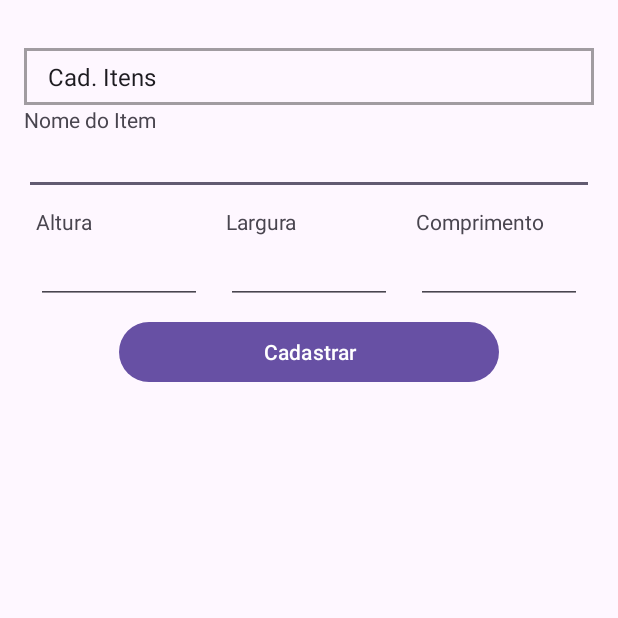
After one commit to ErickPaludo/Inbox, an Android app: the fragment CadastroFragment shown on its own in the app's theme, on a phone screen of 412 x 824 dp, the top half of it. The commit adds this screen. Run offline under Robolectric (Android 15) with nearby library versions, the phone set to English and light mode, and no system bars.

Commit message:
Cadastra caixas e Itens

```diff
--- /dev/null
+++ b/MyInboxFsg/app/src/main/java/com/pldprojects/myinboxfsg/Fragments/CadastroFragment.java
@@ -0,0 +1,137 @@
+package com.pldprojects.myinboxfsg.Fragments;
+
+import android.os.Bundle;
+
+import androidx.fragment.app.Fragment;
+
+import android.view.LayoutInflater;
+import android.view.View;
+import android.view.ViewGroup;
+import android.widget.AdapterView;
+import android.widget.ArrayAdapter;
+import android.widget.Button;
+import android.widget.EditText;
+import android.widget.LinearLayout;
+import android.widget.Spinner;
+
+import com.pldprojects.myinboxfsg.Fragments.Class.Util;
+import com.pldprojects.myinboxfsg.Models.Caixas;
+import com.pldprojects.myinboxfsg.Models.Itens;
+import com.pldprojects.myinboxfsg.R;
+
+import java.util.ArrayList;
+import java.util.Arrays;
+import java.util.List;
+
+public class CadastroFragment extends Fragment {
+    LinearLayout layoutPage;
+    LinearLayout layoutItem;
+    EditText editNomeItem;
+    EditText editTextAltura;
+    EditText editTextLargura;
+    EditText editTextComprimento;
+    Button buttonCad;
+    Spinner combo;
+    Util util = new Util();
+    Itens item;
+    Caixas caixas;
+
+    boolean typecad = true;
+
+    public CadastroFragment() {
+    }
+
+    @Override
+    public View onCreateView(LayoutInflater inflater, ViewGroup container, Bundle savedInstanceState) {
+        View view = inflater.inflate(R.layout.fragment_cadastro, container, false);
+        layoutPage = view.findViewById(R.id.layoutItens);
+        layoutItem = view.findViewById(R.id.layoutCampoItem);
+        editNomeItem = view.findViewById(R.id.editNomeItem);
+        editTextAltura = view.findViewById(R.id.editTextAltura);
+        editTextLargura = view.findViewById(R.id.editTextLargura);
+        editTextComprimento = view.findViewById(R.id.editTextComprimento);
+        buttonCad = view.findViewById(R.id.buttonCad);
+        combo = view.findViewById(R.id.combo);
+
+        List<String> itens = Arrays.asList("Cad. Itens", "Cad. Caixas");
+
+        ArrayAdapter<String> adapter = new ArrayAdapter<>(
+                requireContext(), // ou getContext()
+                android.R.layout.simple_spinner_item,
+                itens
+        );
+
+        combo.setAdapter(adapter);
+        combo.setOnItemSelectedListener(new AdapterView.OnItemSelectedListener() {
+            @Override
+            public void onItemSelected(AdapterView<?> parent, View view, int position, long id) {
+                String itemSelecionado = parent.getItemAtPosition(position).toString();
+                if (itemSelecionado.equals("Cad. Itens")) {
+                    typecad = true;
+                    LimpaTabela();
+                    layoutItem.setVisibility(View.VISIBLE);
+                } else {
+                    typecad = false;
+                    LimpaTabela();
+                    layoutItem.setVisibility(View.GONE);
+                }
+
+            }
+
+            @Override
+            public void onNothingSelected(AdapterView<?> parent) {
+                typecad = true;
+            }
+
+        });
+        buttonCad.setOnClickListener(new View.OnClickListener() {
+            @Override
+            public void onClick(View v) {
+                var listaValores = new ArrayList<String>();
+                if (typecad) {
+                    listaValores.add(editNomeItem.getText().toString());
+                }
+                listaValores.add(editTextAltura.getText().toString());
+                listaValores.add(editTextLargura.getText().toString());
+                listaValores.add(editTextComprimento.getText().toString());
+                boolean valida = util.Valida(listaValores);
+                if (valida) {
+                    if (typecad) {
+                        item = new Itens(editNomeItem.getText().toString(),
+                                Double.parseDouble(editTextAltura.getText().toString()),
+                                Double.parseDouble(editTextLargura.getText().toString()),
+                                Double.parseDouble(editTextComprimento.getText().toString()));
+                    } else {
+                        caixas = new Caixas(Double.parseDouble(editTextAltura.getText().toString()),
+                                Double.parseDouble(editTextLargura.getText().toString()),
+                                Double.parseDouble(editTextComprimento.getText().toString()));
+                    }
+                    CriaItemNatela();
+                }
+            }
+        });
+        return view;
+    }
+
+    private void CriaItemNatela() {
+        Button novoBotao = new Button(getContext());
+        novoBotao.setText(typecad ? item.toString() : caixas.toString());
+        novoBotao.setLayoutParams(new LinearLayout.LayoutParams(
+                LinearLayout.LayoutParams.MATCH_PARENT,
+                LinearLayout.LayoutParams.WRAP_CONTENT
+        ));
+        layoutPage.addView(novoBotao);
+        LimpaTela();
+    }
+
+    private void LimpaTela() {
+        editNomeItem.getText().clear();
+        editTextAltura.getText().clear();
+        editTextLargura.getText().clear();
+        editTextComprimento.getText().clear();
+    }
+
+    private void LimpaTabela() {
+        layoutPage.removeAllViews();
+    }
+}
--- /dev/null
+++ b/MyInboxFsg/app/src/main/res/drawable/spiner_bord.xml
@@ -0,0 +1,17 @@
+<!-- res/drawable/spinner_borda.xml -->
+<shape xmlns:android="http://schemas.android.com/apk/res/android"
+    android:shape="rectangle">
+
+    <solid android:color="@android:color/transparent" /> <!-- fundo transparente -->
+
+    <stroke
+        android:width="2dp"
+        android:color="#5E000000" /> <!-- cor da borda -->
+    /> <!-- cantos arredondados -->
+
+    <padding
+        android:left="8dp"
+        android:top="8dp"
+        android:right="8dp"
+        android:bottom="8dp" />
+</shape>
--- a/MyInboxFsg/app/src/main/res/layout/fragment_itens.xml
+++ b/MyInboxFsg/app/src/main/res/layout/fragment_cadastro.xml
@@ -1,16 +1,35 @@
 <?xml version="1.0" encoding="utf-8"?>
 <LinearLayout
     xmlns:android="http://schemas.android.com/apk/res/android"
+    xmlns:tools="http://schemas.android.com/tools"
     android:layout_width="match_parent"
     android:layout_height="match_parent"
     android:orientation="vertical">
 
     <!-- Primeiro Layout -->
+
     <LinearLayout
         android:layout_width="match_parent"
         android:layout_height="wrap_content"
         android:orientation="vertical"
         android:padding="16dp">
+
+        <Spinner
+            android:id="@+id/combo"
+            android:layout_width="match_parent"
+            android:layout_height="wrap_content"
+            android:layout_marginTop="16dp"
+            android:background="@drawable/spiner_bord"
+            android:padding="8dp" />
+
+        <!-- Layout horizontal para os campos -->
+
+        <LinearLayout
+            android:id="@+id/layoutCampoItem"
+            android:layout_width="match_parent"
+            android:layout_height="match_parent"
+            android:orientation="vertical"
+            android:visibility="visible">
 
             <TextView
                 android:id="@+id/textNomeItem"
@@ -25,8 +44,8 @@
                 android:ems="10"
                 android:inputType="text"
                 android:padding="8dp" />
+        </LinearLayout>
 
-        <!-- Layout horizontal para os campos -->
         <LinearLayout
             android:layout_width="match_parent"
             android:layout_height="wrap_content"
--- a/MyInboxFsg/app/src/main/res/layout/fragment_processa.xml
+++ b/MyInboxFsg/app/src/main/res/layout/fragment_processa.xml
@@ -9,6 +9,7 @@
 
     <!-- Segundo Layout ocupando o espaço restante -->
     <LinearLayout
+        android:id="@+id/layoutTeste"
         android:layout_width="match_parent"
         android:layout_height="0dp"
         android:layout_weight="1"
```
Also changed, not shown: MyInboxFsg/app/src/main/java/com/pldprojects/myinboxfsg/Fragments/CaixasFragment.java (deleted, +0 -66 lines), MyInboxFsg/app/src/main/java/com/pldprojects/myinboxfsg/Fragments/ItensFragment.java (deleted, +0 -77 lines), MyInboxFsg/app/src/main/java/com/pldprojects/myinboxfsg/Fragments/ProcessaFragment.java (+16 -1 lines), MyInboxFsg/app/src/main/java/com/pldprojects/myinboxfsg/MainActivity.java (+2 -7 lines), MyInboxFsg/app/src/main/java/com/pldprojects/myinboxfsg/Models/Caixas.java (added, +15 -0 lines), MyInboxFsg/app/src/main/java/com/pldprojects/myinboxfsg/Models/Itens.java (+4 -12 lines), MyInboxFsg/app/src/main/java/com/pldprojects/myinboxfsg/Models/Objeto.java (added, +18 -0 lines), MyInboxFsg/app/src/main/res/layout/fragment_caixas.xml (deleted, +0 -14 lines). Lines whose indentation alone changed are shown as unchanged.
